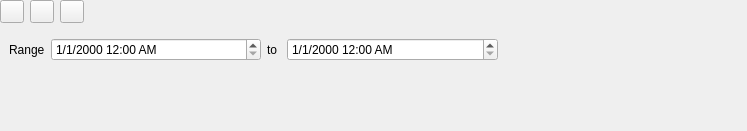
This is src/ui/qgstemporalcontrollerwidgetbase.ui in carsmie/QGIS as Qt 5 draws it before an edit. The edited form follows.
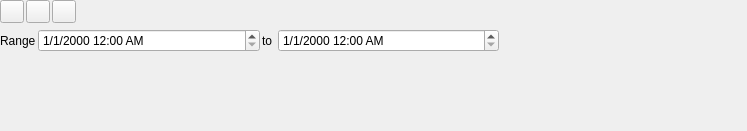
This is the edited form. The open tabs and pages were chosen to show the change. Icons and pictures are not drawn. Custom widgets are drawn as their Qt base class.

Commit message: [ui] Improve spacing and margin of temporal controller panel

Patch:
```diff
--- a/src/ui/qgstemporalcontrollerwidgetbase.ui
+++ b/src/ui/qgstemporalcontrollerwidgetbase.ui
@@ -28,6 +28,9 @@
    </property>
    <item>
     <layout class="QHBoxLayout" name="horizontalLayout">
+     <property name="spacing">
+      <number>2</number>
+     </property>
      <item>
       <widget class="QToolButton" name="mNavigationOff">
        <property name="toolTip">
@@ -146,6 +149,21 @@
      </widget>
      <widget class="QWidget" name="p2">
       <layout class="QVBoxLayout" name="verticalLayoutP2">
+       <property name="spacing">
+        <number>2</number>
+       </property>
+       <property name="leftMargin">
+        <number>0</number>
+       </property>
+       <property name="topMargin">
+        <number>0</number>
+       </property>
+       <property name="rightMargin">
+        <number>0</number>
+       </property>
+       <property name="bottomMargin">
+        <number>0</number>
+       </property>
        <item>
         <layout class="QHBoxLayout" name="horizontalLayout_5">
          <item>
```
Left out of the diff: 18 changed lines with no effect on the pictures.
